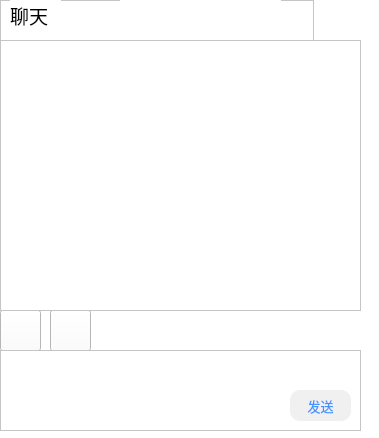
The window that client/litechat_dialog.ui (joshmiao/LiteChat) describes before a commit, drawn with Qt 5.
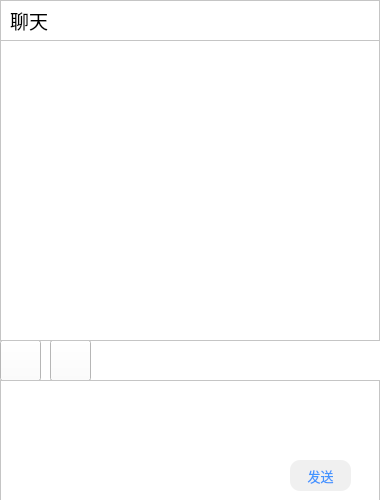
The same window after the commit. Icons and pictures are not drawn.

What changed in the file:
```diff
--- a/client/litechat_dialog.ui
+++ b/client/litechat_dialog.ui
@@ -6,10 +6,22 @@
    <rect>
     <x>0</x>
     <y>0</y>
-    <width>379</width>
-    <height>438</height>
+    <width>380</width>
+    <height>500</height>
    </rect>
   </property>
+  <property name="sizePolicy">
+   <sizepolicy hsizetype="Minimum" vsizetype="Preferred">
+    <horstretch>0</horstretch>
+    <verstretch>1</verstretch>
+   </sizepolicy>
+  </property>
+  <property name="minimumSize">
+   <size>
+    <width>380</width>
+    <height>500</height>
+   </size>
+  </property>
   <property name="windowTitle">
    <string>Dialog</string>
   </property>
@@ -21,32 +33,41 @@
     <rect>
      <x>0</x>
      <y>40</y>
-     <width>361</width>
-     <height>271</height>
+     <width>380</width>
+     <height>301</height>
     </rect>
    </property>
    <property name="minimumSize">
     <size>
-     <width>0</width>
+     <width>380</width>
      <height>0</height>
     </size>
    </property>
    <property name="styleSheet">
     <string notr="true"/>
    </property>
+   <property name="horizontalScrollBarPolicy">
+    <enum>Qt::ScrollBarAlwaysOff</enum>
+   </property>
   </widget>
   <widget class="QTextEdit" name="textEdit">
    <property name="geometry">
     <rect>
      <x>0</x>
-     <y>350</y>
-     <width>361</width>
-     <height>81</height>
+     <y>380</y>
+     <width>380</width>
+     <height>121</height>
     </rect>
    </property>
+   <property name="sizePolicy">
+    <sizepolicy hsizetype="Expanding" vsizetype="Expanding">
+     <horstretch>0</horstretch>
+     <verstretch>0</verstretch>
+    </sizepolicy>
+   </property>
    <property name="minimumSize">
     <size>
-     <width>0</width>
+     <width>380</width>
      <height>0</height>
     </size>
    </property>
@@ -58,7 +79,7 @@
    <property name="geometry">
     <rect>
      <x>290</x>
-     <y>390</y>
+     <y>460</y>
      <width>61</width>
      <height>31</height>
     </rect>
@@ -82,10 +103,16 @@
     <rect>
      <x>0</x>
      <y>0</y>
-     <width>314</width>
+     <width>380</width>
      <height>41</height>
     </rect>
    </property>
+   <property name="minimumSize">
+    <size>
+     <width>380</width>
+     <height>0</height>
+    </size>
+   </property>
    <property name="styleSheet">
     <string notr="true">color: rgb(255, 255, 255);
 background-color: rgb(255, 255, 255);</string>
@@ -100,9 +127,9 @@
     <property name="geometry">
      <rect>
       <x>10</x>
-      <y>0</y>
-      <width>51</width>
-      <height>31</height>
+      <y>10</y>
+      <width>351</width>
+      <height>21</height>
      </rect>
     </property>
     <property name="font">
@@ -120,28 +147,12 @@
      <string>聊天</string>
     </property>
    </widget>
-   <widget class="QLabel" name="label_2">
-    <property name="geometry">
-     <rect>
-      <x>120</x>
-      <y>0</y>
-      <width>161</width>
-      <height>41</height>
-     </rect>
-    </property>
-    <property name="styleSheet">
-     <string notr="true">border-image: url(:/img/loginbg.png);</string>
-    </property>
-    <property name="text">
-     <string/>
-    </property>
-   </widget>
   </widget>
   <widget class="QPushButton" name="pushButton_2">
    <property name="geometry">
     <rect>
      <x>0</x>
-     <y>310</y>
+     <y>340</y>
      <width>41</width>
      <height>41</height>
     </rect>
@@ -157,7 +168,7 @@
    <property name="geometry">
     <rect>
      <x>50</x>
-     <y>310</y>
+     <y>340</y>
      <width>41</width>
      <height>41</height>
     </rect>
```
